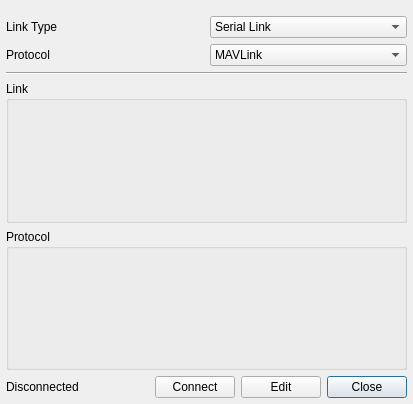
Qt form src/ui/CommSettings.ui (calihem/qgroundcontrol) before a commit.
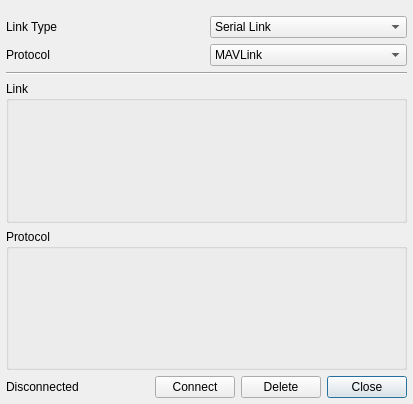
The same form after that commit.

Commit message: Removed Add Button in CommConfigurationWindow

Patch:
```diff
--- a/src/ui/CommSettings.ui
+++ b/src/ui/CommSettings.ui
@@ -134,7 +134,7 @@
      <item>
       <widget class="QPushButton" name="editButton">
        <property name="text">
-        <string>Edit</string>
+        <string>Delete</string>
        </property>
       </widget>
      </item>
```
Left out of the diff: 2 changed lines with no effect on the pictures. The commit also changes 6 other files.
